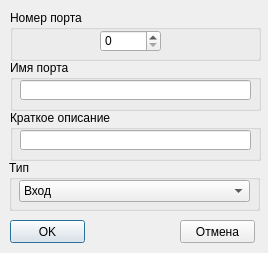
Old version of the form serviceClasses/newportdialog.ui in the repository IgorPetrov0/SCADAServer.
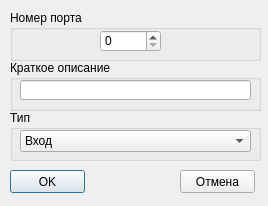
New version of the form.

What changed in the file:
```diff
--- a/serviceClasses/newportdialog.ui
+++ b/serviceClasses/newportdialog.ui
@@ -7,40 +7,17 @@
     <x>0</x>
     <y>0</y>
     <width>268</width>
-    <height>253</height>
+    <height>206</height>
    </rect>
   </property>
   <property name="windowTitle">
    <string>Dialog</string>
   </property>
-  <widget class="QGroupBox" name="groupBox">
-   <property name="geometry">
-    <rect>
-     <x>10</x>
-     <y>60</y>
-     <width>251</width>
-     <height>51</height>
-    </rect>
-   </property>
-   <property name="title">
-    <string>Имя порта</string>
-   </property>
-   <widget class="QLineEdit" name="nameLineEdit">
-    <property name="geometry">
-     <rect>
-      <x>10</x>
-      <y>20</y>
-      <width>231</width>
-      <height>20</height>
-     </rect>
-    </property>
-   </widget>
-  </widget>
   <widget class="QGroupBox" name="groupBox_2">
    <property name="geometry">
     <rect>
      <x>10</x>
-     <y>110</y>
+     <y>60</y>
      <width>251</width>
      <height>51</height>
     </rect>
@@ -86,7 +63,7 @@
    <property name="geometry">
     <rect>
      <x>10</x>
-     <y>220</y>
+     <y>170</y>
      <width>75</width>
      <height>23</height>
     </rect>
@@ -99,7 +76,7 @@
    <property name="geometry">
     <rect>
      <x>180</x>
-     <y>220</y>
+     <y>170</y>
      <width>75</width>
      <height>23</height>
     </rect>
@@ -111,8 +88,8 @@
   <widget class="QGroupBox" name="groupBox_4">
    <property name="geometry">
     <rect>
-     <x>9</x>
-     <y>160</y>
+     <x>10</x>
+     <y>110</y>
      <width>251</width>
      <height>51</height>
     </rect>
```
